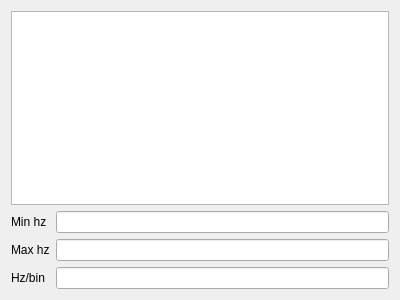
The window that tools/transforminfoform.ui (gustafsson/freq) describes before a commit, drawn with Qt 5.
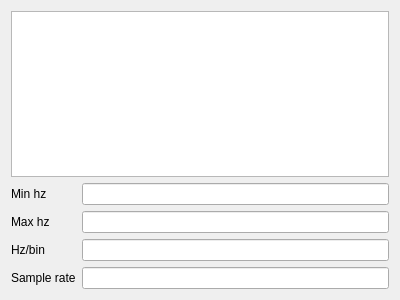
The same window after the commit.

Commit message: Can change sample rate for loaded csv files

```diff
--- a/tools/transforminfoform.ui
+++ b/tools/transforminfoform.ui
@@ -49,6 +49,16 @@
        </property>
       </widget>
      </item>
+     <item row="3" column="0">
+      <widget class="QLabel" name="sampleRateLabel">
+       <property name="text">
+        <string>Sample rate</string>
+       </property>
+      </widget>
+     </item>
+     <item row="3" column="1">
+      <widget class="QLineEdit" name="sampleRateEdit"/>
+     </item>
     </layout>
    </item>
   </layout>
```
The commit also changes 6 other files.
